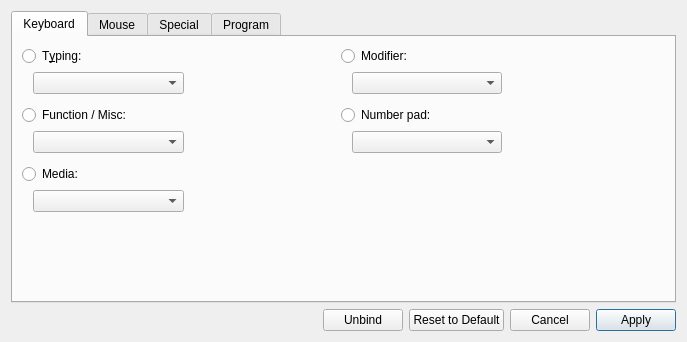
Before: the Qt Designer form src/ckb/rebindwidget.ui in ckb-next/ckb-next, drawn with Qt 5.
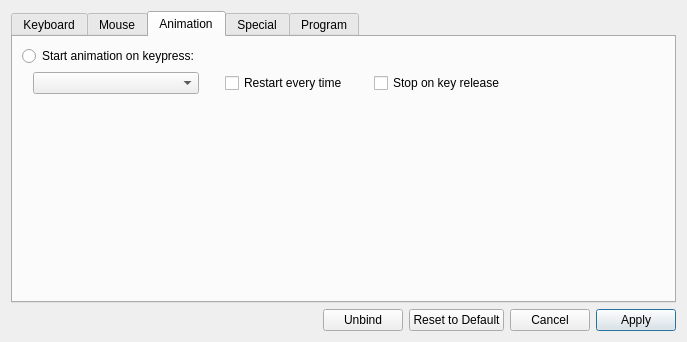
After: the same form once the commit is applied. The open tabs and pages were chosen to show the change.

Commit message: (ckb) Added ability to bind a key to trigger an animation

What changed in the file:
```diff
--- a/src/ckb/rebindwidget.ui
+++ b/src/ckb/rebindwidget.ui
@@ -435,7 +435,7 @@
        <item row="10" column="0" colspan="2">
         <widget class="QRadioButton" name="mediaButton">
          <property name="text">
-          <string>Media:</string>
+          <string>&amp;Media:</string>
          </property>
          <property name="autoExclusive">
           <bool>false</bool>
@@ -912,6 +912,129 @@
        </item>
       </layout>
      </widget>
+     <widget class="QWidget" name="animTab">
+      <attribute name="title">
+       <string>Animation</string>
+      </attribute>
+      <layout class="QGridLayout" name="gridLayout_5">
+       <item row="6" column="2">
+        <spacer name="verticalSpacer_11">
+         <property name="orientation">
+          <enum>Qt::Vertical</enum>
+         </property>
+         <property name="sizeHint" stdset="0">
+          <size>
+           <width>20</width>
+           <height>40</height>
+          </size>
+         </property>
+        </spacer>
+       </item>
+       <item row="4" column="2">
+        <widget class="QComboBox" name="animBox">
+         <property name="sizePolicy">
+          <sizepolicy hsizetype="Expanding" vsizetype="Fixed">
+           <horstretch>0</horstretch>
+           <verstretch>0</verstretch>
+          </sizepolicy>
+         </property>
+         <item>
+          <property name="text">
+           <string/>
+          </property>
+         </item>
+        </widget>
+       </item>
+       <item row="4" column="3">
+        <spacer name="horizontalSpacer_24">
+         <property name="orientation">
+          <enum>Qt::Horizontal</enum>
+         </property>
+         <property name="sizeType">
+          <enum>QSizePolicy::Fixed</enum>
+         </property>
+         <property name="sizeHint" stdset="0">
+          <size>
+           <width>20</width>
+           <height>20</height>
+          </size>
+         </property>
+        </spacer>
+       </item>
+       <item row="4" column="7">
+        <spacer name="horizontalSpacer_25">
+         <property name="orientation">
+          <enum>Qt::Horizontal</enum>
+         </property>
+         <property name="sizeHint" stdset="0">
+          <size>
+           <width>438</width>
+           <height>20</height>
+          </size>
+         </property>
+        </spacer>
+       </item>
+       <item row="4" column="6">
+        <widget class="QCheckBox" name="animKrBox">
+         <property name="text">
+          <string>Stop on key release</string>
+         </property>
+        </widget>
+       </item>
+       <item row="4" column="4">
+        <widget class="QCheckBox" name="animOnceBox">
+         <property name="text">
+          <string>Restart every time</string>
+         </property>
+        </widget>
+       </item>
+       <item row="4" column="5">
+        <spacer name="horizontalSpacer_26">
+         <property name="orientation">
+          <enum>Qt::Horizontal</enum>
+         </property>
+         <property name="sizeType">
+          <enum>QSizePolicy::Fixed</enum>
+         </property>
+         <property name="sizeHint" stdset="0">
+          <size>
+           <width>20</width>
+           <height>20</height>
+          </size>
+         </property>
+        </spacer>
+       </item>
+       <item row="0" column="1" colspan="2">
+        <widget class="QRadioButton" name="animButton">
+         <property name="sizePolicy">
+          <sizepolicy hsizetype="Expanding" vsizetype="Fixed">
+           <horstretch>0</horstretch>
+           <verstretch>0</verstretch>
+          </sizepolicy>
+         </property>
+         <property name="text">
+          <string>Start animation on keypress:</string>
+         </property>
+        </widget>
+       </item>
+       <item row="4" column="1">
+        <spacer name="horizontalSpacer_23">
+         <property name="orientation">
+          <enum>Qt::Horizontal</enum>
+         </property>
+         <property name="sizeType">
+          <enum>QSizePolicy::Fixed</enum>
+         </property>
+         <property name="sizeHint" stdset="0">
+          <size>
+           <width>5</width>
+           <height>20</height>
+          </size>
+         </property>
+        </spacer>
+       </item>
+      </layout>
+     </widget>
      <widget class="QWidget" name="actionTab">
       <property name="sizePolicy">
        <sizepolicy hsizetype="Expanding" vsizetype="Preferred">
```
Left out of the diff: 2 changed lines with no effect on the pictures. The commit also changes 7 other files.
